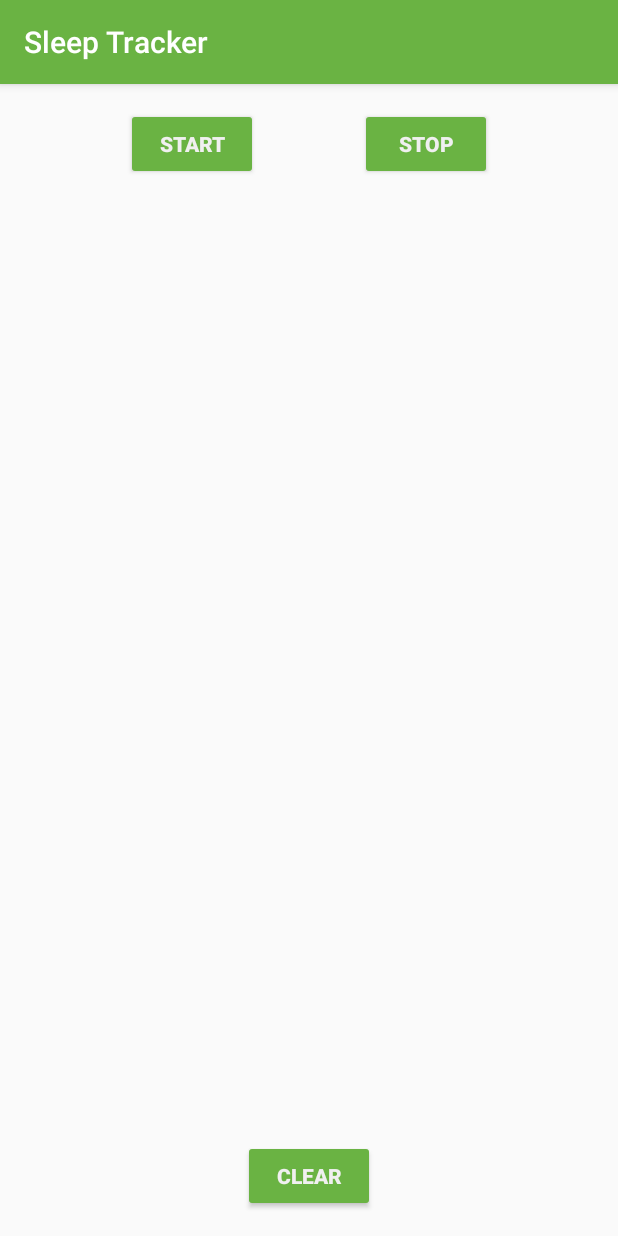
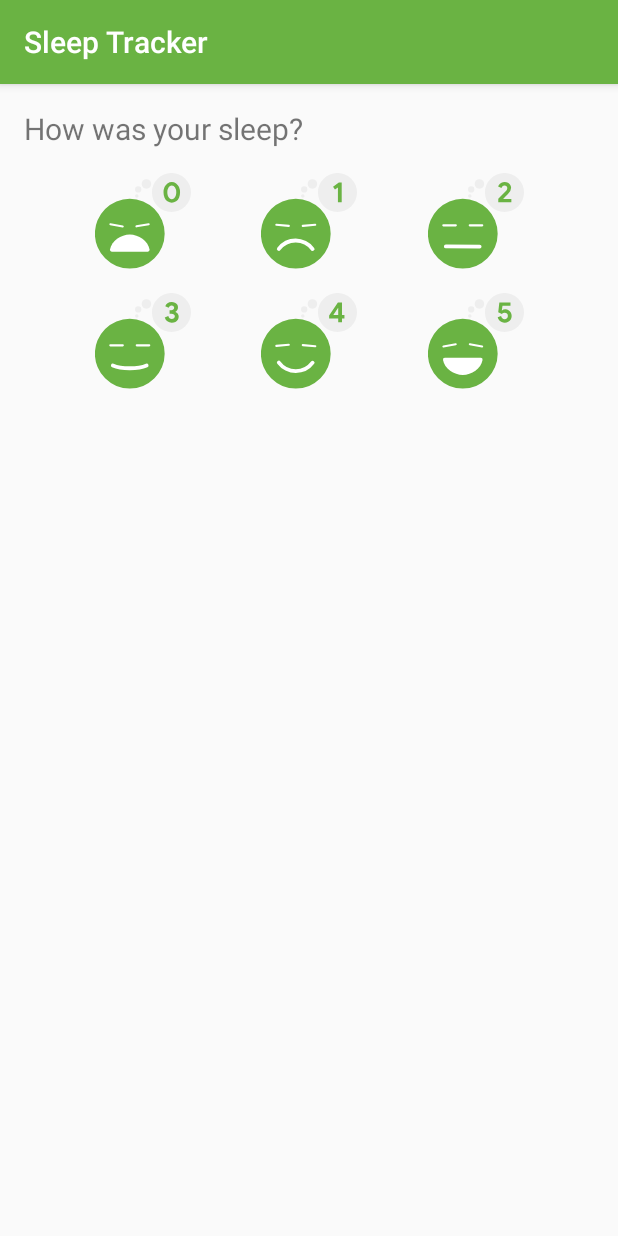
Before and after one commit to luispolippo/Sleep-Tracker, an Android app: the screen it shows after launch (MainActivity), after a tap on "STOP", on a phone screen of 412 x 824 dp. Run offline under Robolectric (Android 15) with nearby library versions, the phone set to English and light mode, and no system bars; our stand-ins replace Room's generated code, data binding; Roboto replaces fonts that are not available here; 4 statements that could not run were skipped; 2 other taps on this screen came first.

Commit message:
created the quality sleep selection, added a clever button visibility and a SnackBar message when data is cleared

```diff
--- a/app/src/main/java/com/polippo/sleeptracker/sleepquality/SleepQualityFragment.kt
+++ b/app/src/main/java/com/polippo/sleeptracker/sleepquality/SleepQualityFragment.kt
@@ -6,7 +6,11 @@ import android.view.View
 import android.view.ViewGroup
 import androidx.databinding.DataBindingUtil
 import androidx.fragment.app.Fragment
+import androidx.lifecycle.Observer
+import androidx.lifecycle.ViewModelProvider
+import androidx.navigation.fragment.findNavController
 import com.polippo.sleeptracker.R
+import com.polippo.sleeptracker.database.SleepDatabase
 import com.polippo.sleeptracker.databinding.FragmentSleepQualityBinding
 
 class SleepQualityFragment: Fragment() {
@@ -21,6 +25,23 @@ class SleepQualityFragment: Fragment() {
 
         val application = requireNotNull(this.activity).application
 
+        val arguments = SleepQualityFragmentArgs.fromBundle(arguments!!)
+
+        val dataSource = SleepDatabase.getInstance(application).sleepDatabaseDao
+
+        val viewModelFactory = SleepQualityViewModelFactory(arguments.sleepNightKey, dataSource)
+
+        val sleepQualityViewModel = ViewModelProvider(this, viewModelFactory).get(SleepQualityViewModel::class.java)
+
+        binding.sleepQualityViewModel = sleepQualityViewModel
+
+        sleepQualityViewModel.navigateToSleepTracker.observe(this.viewLifecycleOwner, Observer {
+            if(it == true){
+                this.findNavController().navigate(SleepQualityFragmentDirections.actionSleepQualityFragmentToSleepTrackerFragment())
+                sleepQualityViewModel.doneNavigation()
+            }
+        })
+
         return binding.root
     }
 }
--- a/app/src/main/java/com/polippo/sleeptracker/sleepquality/SleepQualityViewModel.kt
+++ b/app/src/main/java/com/polippo/sleeptracker/sleepquality/SleepQualityViewModel.kt
@@ -1 +1,40 @@
 package com.polippo.sleeptracker.sleepquality
+
+import androidx.lifecycle.LiveData
+import androidx.lifecycle.MutableLiveData
+import androidx.lifecycle.ViewModel
+import com.polippo.sleeptracker.database.SleepDatabaseDao
+import com.polippo.sleeptracker.database.SleepNight
+import kotlinx.coroutines.*
+
+class SleepQualityViewModel(
+        private val sleepNightKey: Long = 0L,
+        val database: SleepDatabaseDao) : ViewModel(){
+
+    private val viewModelJob = Job()
+    private val uiScope = CoroutineScope(Dispatchers.Main + viewModelJob)
+
+    override fun onCleared() {
+        super.onCleared()
+        viewModelJob.cancel()
+    }
+
+    private val _navigateToSleepTracker = MutableLiveData<Boolean?>()
+    val navigateToSleepTracker: LiveData<Boolean?>
+        get() = _navigateToSleepTracker
+
+    fun doneNavigation(){
+        _navigateToSleepTracker.value = null
+    }
+
+    fun onSetSleepQuality(quality: Int){
+        uiScope.launch {
+            withContext(Dispatchers.IO){
+                val tonight = database.get(sleepNightKey) ?: return@withContext
+                tonight.sleepQuality = quality
+                database.update(tonight)
+            }
+            _navigateToSleepTracker.value = true
+        }
+    }
+}
--- a/app/src/main/java/com/polippo/sleeptracker/sleepquality/SleepQualityViewModelFactory.kt
+++ b/app/src/main/java/com/polippo/sleeptracker/sleepquality/SleepQualityViewModelFactory.kt
@@ -1 +1,19 @@
 package com.polippo.sleeptracker.sleepquality
+
+import androidx.lifecycle.ViewModel
+import androidx.lifecycle.ViewModelProvider
+import com.polippo.sleeptracker.database.SleepDatabaseDao
+import java.lang.IllegalArgumentException
+
+class SleepQualityViewModelFactory(
+        private val sleepNightKey: Long,
+        private val datasource: SleepDatabaseDao) : ViewModelProvider.Factory{
+
+    override fun <T : ViewModel?> create(modelClass: Class<T>): T {
+        if (modelClass.isAssignableFrom(SleepQualityViewModel::class.java)){
+            return SleepQualityViewModel(sleepNightKey, datasource) as T
+        }
+        throw IllegalArgumentException("Unknown ViewModel class")
+    }
+
+}
--- a/app/src/main/java/com/polippo/sleeptracker/sleeptracker/SleepTrackerFragment.kt
+++ b/app/src/main/java/com/polippo/sleeptracker/sleeptracker/SleepTrackerFragment.kt
@@ -6,7 +6,10 @@ import android.view.View
 import android.view.ViewGroup
 import androidx.databinding.DataBindingUtil
 import androidx.fragment.app.Fragment
+import androidx.lifecycle.Observer
 import androidx.lifecycle.ViewModelProvider
+import androidx.navigation.fragment.findNavController
+import com.google.android.material.snackbar.Snackbar
 import com.polippo.sleeptracker.R
 import com.polippo.sleeptracker.database.SleepDatabase
 import com.polippo.sleeptracker.databinding.FragmentSleepTrackerBinding
@@ -34,6 +37,25 @@ class SleepTrackerFragment: Fragment() {
 
         binding.sleepTrackerViewModel = sleepTrackerViewModel
 
+        sleepTrackerViewModel.navigateToSleepQuality.observe(this.viewLifecycleOwner, Observer { night ->
+            night?.let {
+                this.findNavController().navigate(
+                        SleepTrackerFragmentDirections.actionSleepTrackerFragmentToSleepQualityFragment(night.nightId))
+                sleepTrackerViewModel.doneNavigation()
+            }
+        })
+
+        sleepTrackerViewModel.showSnackBarEvent.observe(this.viewLifecycleOwner, Observer {
+            if(it == true){
+                Snackbar.make(
+                        activity!!.findViewById(android.R.id.content),
+                        getString(R.string.cleared_message),
+                        Snackbar.LENGTH_SHORT
+                ).show()
+                sleepTrackerViewModel.doneShowSnackBar()
+            }
+        })
+
         return binding.root
 
     }
--- a/app/src/main/java/com/polippo/sleeptracker/sleeptracker/SleepTrackerViewModel.kt
+++ b/app/src/main/java/com/polippo/sleeptracker/sleeptracker/SleepTrackerViewModel.kt
@@ -2,6 +2,7 @@ package com.polippo.sleeptracker.sleeptracker
 
 import android.app.Application
 import androidx.lifecycle.AndroidViewModel
+import androidx.lifecycle.LiveData
 import androidx.lifecycle.MutableLiveData
 import androidx.lifecycle.Transformations
 import com.polippo.sleeptracker.database.SleepDatabaseDao
@@ -29,6 +30,34 @@ class SleepTrackerViewModel(
 
     val nightString = Transformations.map(nights){ nights ->
         formatNights(nights, application.resources)
+    }
+
+    val startButtonVisible = Transformations.map(tonight){
+        null == it
+    }
+
+    val stopButtonVisible = Transformations.map(tonight){
+        null != it
+    }
+
+    val clearButtonVisible = Transformations.map(nights){
+        it?.isNotEmpty()
+    }
+
+    private val _navigateToSleepQuality = MutableLiveData<SleepNight>()
+    val navigateToSleepQuality: LiveData<SleepNight>
+        get() = _navigateToSleepQuality
+
+    fun doneNavigation(){
+        _navigateToSleepQuality.value = null
+    }
+
+    private val _showSnackBarEvent = MutableLiveData<Boolean>()
+    val showSnackBarEvent: LiveData<Boolean>
+        get() = _showSnackBarEvent
+
+    fun doneShowSnackBar(){
+        _showSnackBarEvent.value = false
     }
 
     init {
@@ -72,6 +101,8 @@ class SleepTrackerViewModel(
             oldNight.endTimeMilli = System.currentTimeMillis()
 
             update(oldNight)
+
+            _navigateToSleepQuality.value = oldNight
         }
     }
 
@@ -85,6 +116,7 @@ class SleepTrackerViewModel(
         uiScope.launch {
             clear()
             tonight.value = null
+            _showSnackBarEvent.value = true
         }
     }
 
--- a/app/src/main/res/layout/fragment_sleep_quality.xml
+++ b/app/src/main/res/layout/fragment_sleep_quality.xml
@@ -4,7 +4,9 @@
     xmlns:tools="http://schemas.android.com/tools">
 
     <data>
-
+        <variable
+            name="sleepQualityViewModel"
+            type="com.polippo.sleeptracker.sleepquality.SleepQualityViewModel" />
     </data>
 
 <androidx.constraintlayout.widget.ConstraintLayout
@@ -36,7 +38,8 @@
         app:layout_constraintStart_toStartOf="parent"
         app:layout_constraintEnd_toStartOf="@+id/quality_one_image"
         app:layout_constraintTop_toBottomOf="@id/title_text"
-        app:srcCompat="@drawable/ic_sleep_0"/>
+        app:srcCompat="@drawable/ic_sleep_0"
+        android:onClick="@{() -> sleepQualityViewModel.onSetSleepQuality(0)}"/>
 
     <ImageView
         android:id="@+id/quality_one_image"
@@ -46,7 +49,8 @@
         app:layout_constraintBottom_toBottomOf="@id/quality_zero_image"
         app:layout_constraintEnd_toStartOf="@+id/quality_two_image"
         app:layout_constraintStart_toEndOf="@id/quality_zero_image"
-        app:srcCompat="@drawable/ic_sleep_1"/>
+        app:srcCompat="@drawable/ic_sleep_1"
+        android:onClick="@{() -> sleepQualityViewModel.onSetSleepQuality(1)}"/>
 
     <ImageView
         android:id="@+id/quality_two_image"
@@ -57,7 +61,8 @@
         app:layout_constraintBottom_toBottomOf="@id/quality_one_image"
         app:layout_constraintEnd_toEndOf="parent"
         app:layout_constraintStart_toEndOf="@id/quality_one_image"
-        app:srcCompat="@drawable/ic_sleep_2"/>
+        app:srcCompat="@drawable/ic_sleep_2"
+        android:onClick="@{() -> sleepQualityViewModel.onSetSleepQuality(2)}"/>
 
     <ImageView
         android:id="@+id/quality_three_image"
@@ -72,7 +77,8 @@
         app:layout_constraintEnd_toStartOf="@id/quality_four_image"
         app:layout_constraintTop_toBottomOf="@id/quality_zero_image"
         app:layout_constraintVertical_bias="0.0"
-        app:srcCompat="@drawable/ic_sleep_3"/>
+        app:srcCompat="@drawable/ic_sleep_3"
+        android:onClick="@{() -> sleepQualityViewModel.onSetSleepQuality(3)}"/>
 
     <ImageView
         android:id="@+id/quality_four_image"
@@ -83,7 +89,8 @@
         app:layout_constraintStart_toEndOf="@id/quality_three_image"
         app:layout_constraintEnd_toStartOf="@+id/quality_five_image"
         app:layout_constraintTop_toTopOf="@id/quality_three_image"
-        app:srcCompat="@drawable/ic_sleep_4"/>
+        app:srcCompat="@drawable/ic_sleep_4"
+        android:onClick="@{() -> sleepQualityViewModel.onSetSleepQuality(4)}"/>
 
     <ImageView
         android:id="@+id/quality_five_image"
@@ -95,7 +102,8 @@
         app:layout_constraintEnd_toEndOf="parent"
         app:layout_constraintStart_toEndOf="@id/quality_four_image"
         app:layout_constraintTop_toTopOf="@id/quality_four_image"
-        app:srcCompat="@drawable/ic_sleep_5"/>
+        app:srcCompat="@drawable/ic_sleep_5"
+        android:onClick="@{() -> sleepQualityViewModel.onSetSleepQuality(5)}"/>
 
 
 </androidx.constraintlayout.widget.ConstraintLayout>
--- a/app/src/main/res/layout/fragment_sleep_tracker.xml
+++ b/app/src/main/res/layout/fragment_sleep_tracker.xml
@@ -45,7 +45,8 @@
         app:layout_constraintStart_toStartOf="parent"
         app:layout_constraintEnd_toStartOf="@+id/stop_button"
         app:layout_constraintBaseline_toBaselineOf="@+id/stop_button"
-        app:layout_constraintHorizontal_chainStyle="spread"/>
+        app:layout_constraintHorizontal_chainStyle="spread"
+        android:enabled="@{sleepTrackerViewModel.startButtonVisible}"/>
 
     <Button
         android:id="@+id/stop_button"
@@ -58,7 +59,8 @@
         android:onClick="@{() -> sleepTrackerViewModel.onStopTracking()}"
         app:layout_constraintEnd_toEndOf="parent"
         app:layout_constraintStart_toEndOf="@id/start_button"
-        app:layout_constraintTop_toTopOf="parent"/>
+        app:layout_constraintTop_toTopOf="parent"
+        android:enabled="@{sleepTrackerViewModel.stopButtonVisible}"/>
 
     <Button
         android:id="@+id/clear_button"
@@ -72,7 +74,8 @@
         android:onClick="@{() -> sleepTrackerViewModel.onClear()}"
         app:layout_constraintBottom_toBottomOf="parent"
         app:layout_constraintStart_toStartOf="parent"
-        app:layout_constraintEnd_toEndOf="parent"/>
+        app:layout_constraintEnd_toEndOf="parent"
+        android:enabled="@{sleepTrackerViewModel.clearButtonVisible}"/>
 
 </androidx.constraintlayout.widget.ConstraintLayout>
 </layout>
```
